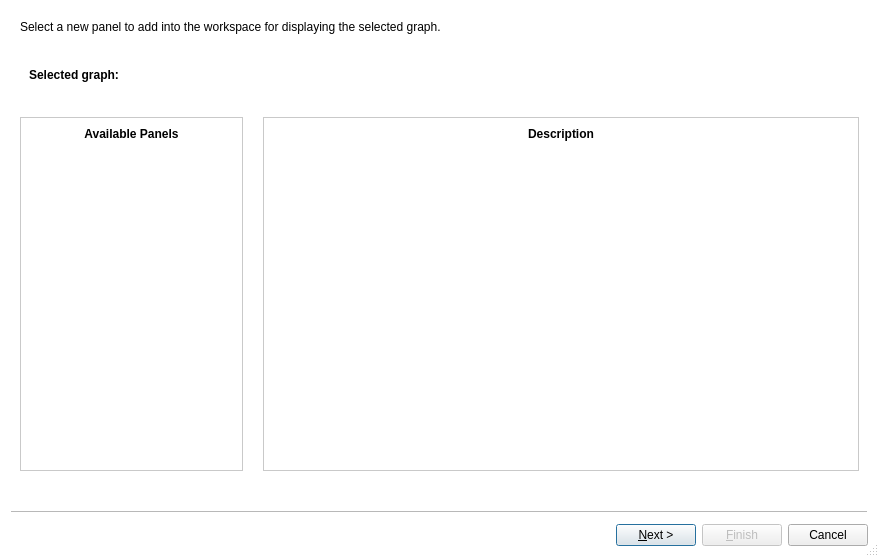
Above: software/talipot/designer/PanelSelectionWizard.ui from anlambert/tulip before the change. Below: the same form after it.
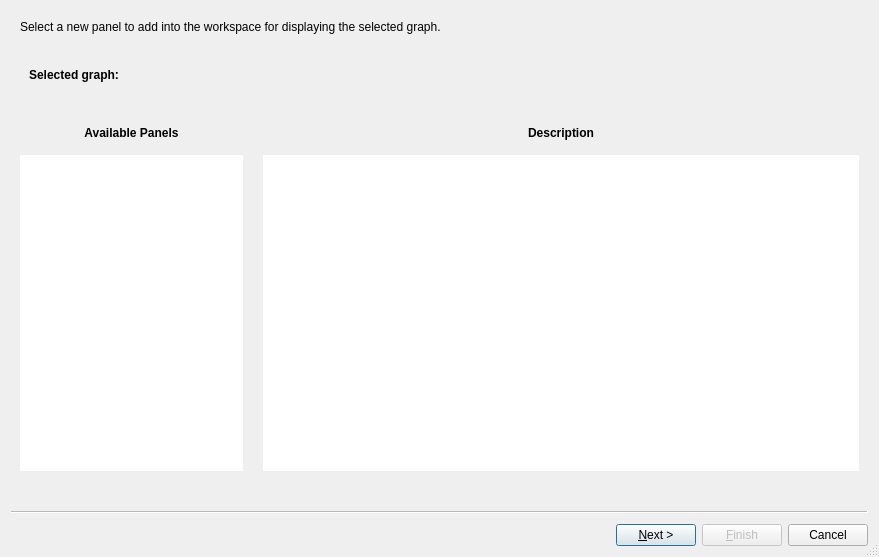
That is the form after the change. Icons and pictures are not drawn. Custom widgets are drawn as their Qt base class.

Patch:
```diff
--- a/software/talipot/designer/PanelSelectionWizard.ui
+++ b/software/talipot/designer/PanelSelectionWizard.ui
@@ -17,28 +17,6 @@
    <iconset>
     <normaloff>:/talipot/gui/icons/logo32x32.png</normaloff>:/talipot/gui/icons/logo32x32.png</iconset>
   </property>
-  <property name="styleSheet">
-   <string notr="true">QWizard, #choosePanelPage {
-background-color: white;
-}
-QComboBox QTreeView {
-background-color:white;
-color: black;
-border: 1px solid #C9C9C9;
-}
-
-#panelsFrame,#panelDescriptionFrame {
-border: 1px solid #C9C9C9;
-background-color: white;
-}
-
-#panelListTitle,#panelDescriptionTitle {
-background-color: qlineargradient(spread:pad, x1:0, y1:0, x2:0, y2:1,
-stop:1 rgba(0,0,0,0),
-stop:0 #F0F0F0);
-border: 0px;
-}</string>
-  </property>
   <property name="sizeGripEnabled">
    <bool>true</bool>
   </property>
@@ -166,11 +144,6 @@
          </item>
          <item>
           <widget class="QListView" name="panelList">
-           <property name="styleSheet">
-            <string notr="true">#panelList {
-background-color: white
-}</string>
-           </property>
            <property name="frameShape">
             <enum>QFrame::NoFrame</enum>
            </property>
```
